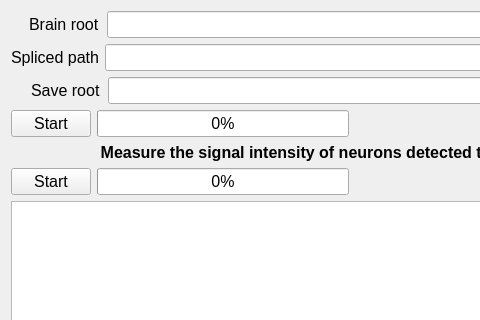
Before: the Qt Designer form pages/Post/post.ui in mesobrain/NEATmap_software, drawn with Qt 5; both pictures show x 0 to 480 and y 0 to 320 of the 784 by 553 pixel window.
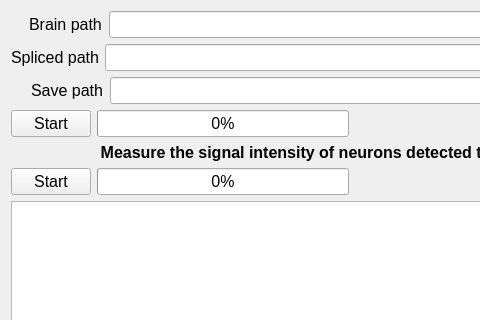
After: the same form once the commit is applied.

Patch:
```diff
--- a/pages/Post/post.ui
+++ b/pages/Post/post.ui
@@ -41,7 +41,7 @@
        <item>
         <widget class="QLabel" name="label">
          <property name="text">
-          <string>Brain root</string>
+          <string>Brain path</string>
          </property>
         </widget>
        </item>
@@ -89,7 +89,7 @@
        <item>
         <widget class="QLabel" name="label_3">
          <property name="text">
-          <string>Save root</string>
+          <string>Save path</string>
          </property>
         </widget>
        </item>
```
